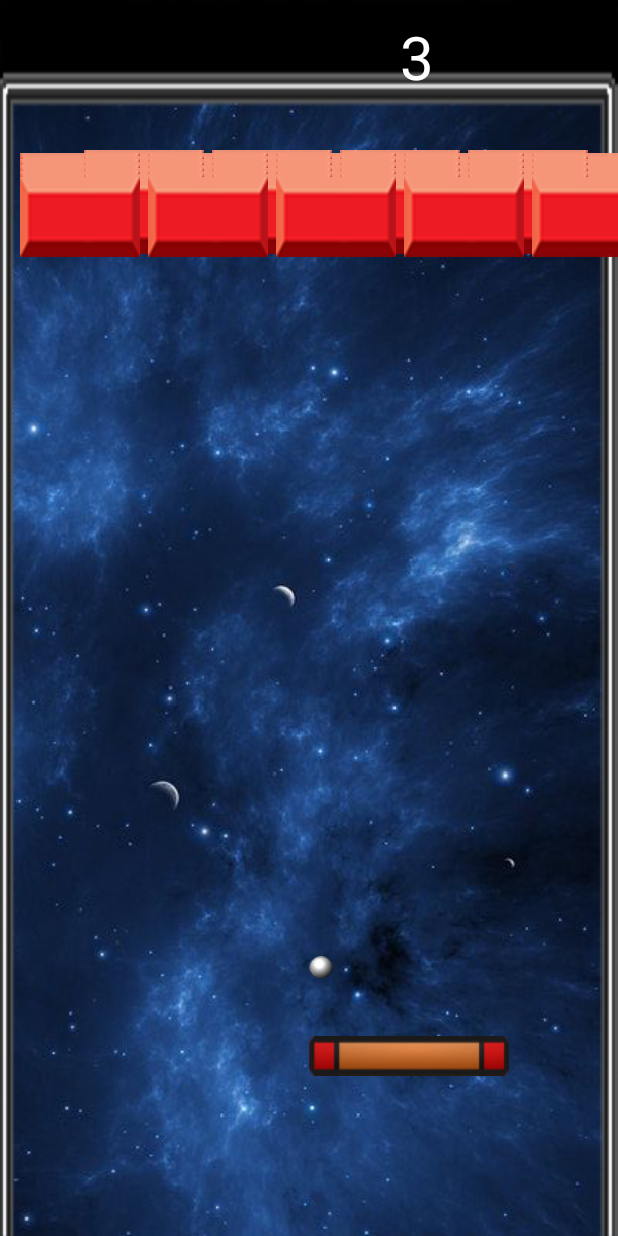
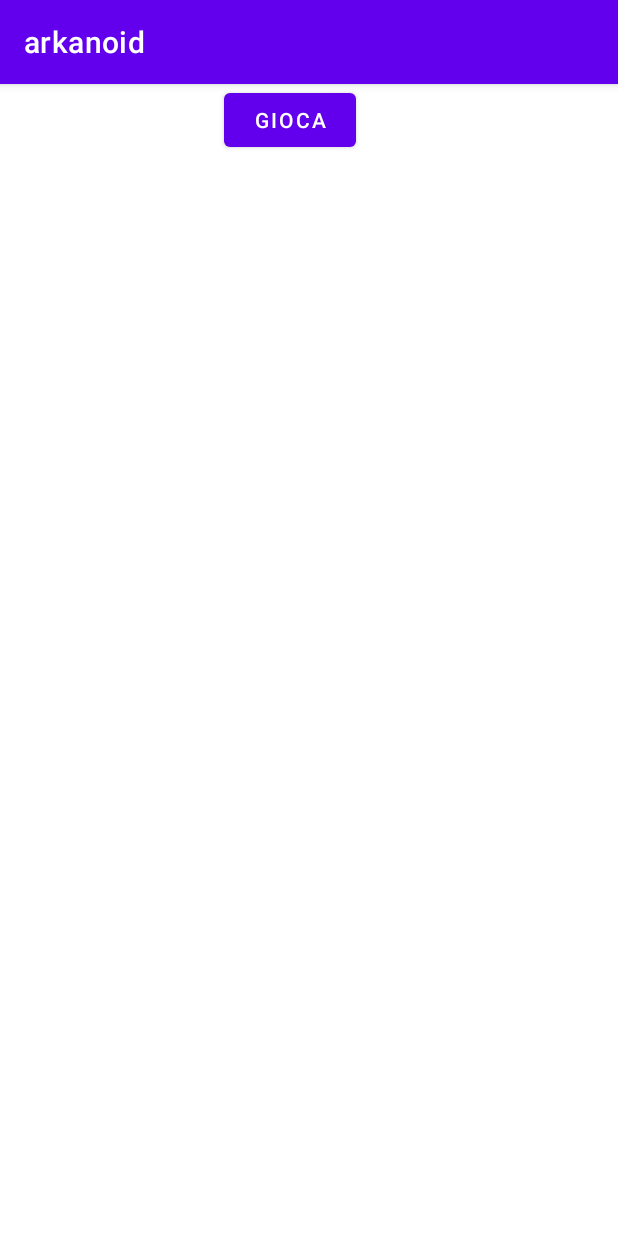
Before and after one commit to hAKIZOR/arkanoid, an Android app: the screen it shows after launch (MainActivity before the commit, MenuActivity after it), on a phone screen of 412 x 824 dp. Run offline under Robolectric (Android 15) with nearby library versions, the phone set to English and light mode, and no system bars.

Commit message:
-aggiunta Menu principale (provvisorio)

```diff
--- a/app/src/main/AndroidManifest.xml
+++ b/app/src/main/AndroidManifest.xml
@@ -11,8 +11,12 @@
         android:theme="@style/Theme.Arkanoid">
         <activity android:name=".MainActivity">
             <intent-filter>
+                <action android:name="android.intent.action.VIEW" />
+            </intent-filter>
+        </activity>
+        <activity android:name=".MenuActivity">
+            <intent-filter>
                 <action android:name="android.intent.action.MAIN" />
-
                 <category android:name="android.intent.category.LAUNCHER" />
             </intent-filter>
         </activity>
--- a/app/src/main/java/com/example/arkanoid/MainActivity.java
+++ b/app/src/main/java/com/example/arkanoid/MainActivity.java
@@ -21,7 +21,7 @@ public class MainActivity extends AppCompatActivity {
         super.onCreate(savedInstanceState);
 
         //imposta l'orientamento dello schermo
-        if(getResources().getConfiguration().orientation== Configuration.ORIENTATION_LANDSCAPE){
+        if(getResources().getConfiguration().orientation == Configuration.ORIENTATION_LANDSCAPE){
             setRequestedOrientation(ActivityInfo.SCREEN_ORIENTATION_REVERSE_LANDSCAPE);
             game = new GameViewLandscape(this, 3, 0);
             setContentView(game);
--- /dev/null
+++ b/app/src/main/java/com/example/arkanoid/MenuActivity.java
@@ -0,0 +1,52 @@
+package com.example.arkanoid;
+
+import android.annotation.SuppressLint;
+import android.content.Intent;
+import android.content.pm.ActivityInfo;
+import android.content.pm.ConfigurationInfo;
+import android.content.res.Configuration;
+import android.os.Bundle;
+import android.os.Handler;
+import android.os.Message;
+import android.util.Log;
+import android.view.View;
+import android.widget.Button;
+
+import androidx.appcompat.app.AppCompatActivity;
+
+public class MenuActivity extends AppCompatActivity {
+    public static final String TAG = "MenuActivity = ";
+    @Override
+    protected void onCreate(Bundle savedInstanceState) {
+        super.onCreate(savedInstanceState);
+        setContentView(R.layout.activity_menu);
+    }
+
+    protected void onPause() {
+        super.onPause();
+
+    }
+
+    protected void onResume() {
+        super.onResume();
+
+    }
+    public void moveToGame(View view) {
+        final Button launchButton = findViewById(R.id.button_gioca);
+
+        launchButton.setOnClickListener(new Button.OnClickListener() {
+            @Override
+            public void onClick(View v) {
+                try {
+                    Intent intent = new Intent(getApplicationContext(), MainActivity.class);
+                    startActivity(intent);
+                } catch (Exception e) {
+                    Log.e(TAG, e.toString());
+                }
+            }
+        });
+
+
+    }
+
+}
--- /dev/null
+++ b/app/src/main/res/layout/activity_menu.xml
@@ -0,0 +1,30 @@
+<?xml version="1.0" encoding="utf-8"?>
+<androidx.constraintlayout.widget.ConstraintLayout xmlns:android="http://schemas.android.com/apk/res/android"
+    xmlns:app="http://schemas.android.com/apk/res-auto"
+    xmlns:tools="http://schemas.android.com/tools"
+    android:id="@+id/Text_menu"
+    android:layout_width="match_parent"
+    android:layout_height="match_parent">
+
+    <TextView
+        android:id="@+id/textView_menu"
+        android:layout_width="112dp"
+        android:layout_height="30dp"
+        android:layout_marginBottom="48dp"
+        android:text="Menu Principale"
+        app:layout_constraintBottom_toTopOf="@+id/button_gioca"
+        app:layout_constraintEnd_toEndOf="parent"
+        app:layout_constraintHorizontal_bias="0.444"
+        app:layout_constraintStart_toStartOf="parent" />
+
+    <Button
+        android:id="@+id/button_gioca"
+        android:layout_width="wrap_content"
+        android:layout_height="wrap_content"
+        android:onClick="moveToGame"
+        android:text="Gioca"
+        app:layout_constraintEnd_toEndOf="parent"
+        app:layout_constraintHorizontal_bias="0.461"
+        app:layout_constraintStart_toStartOf="parent"
+        tools:layout_editor_absoluteY="319dp" />
+</androidx.constraintlayout.widget.ConstraintLayout>
```
